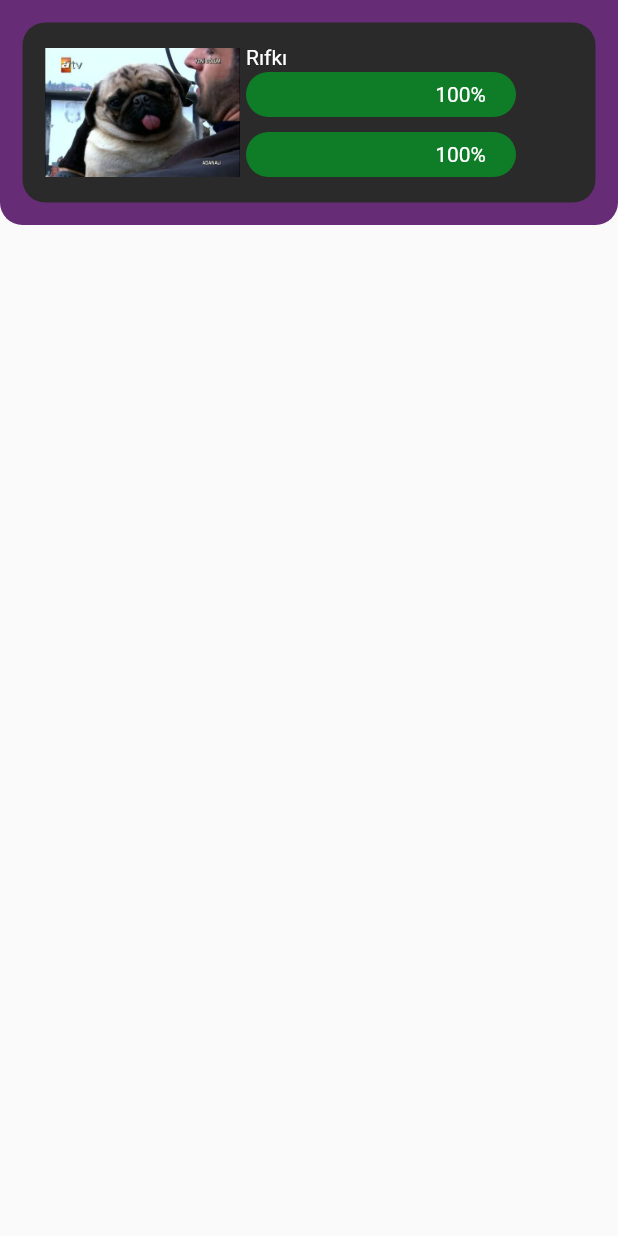
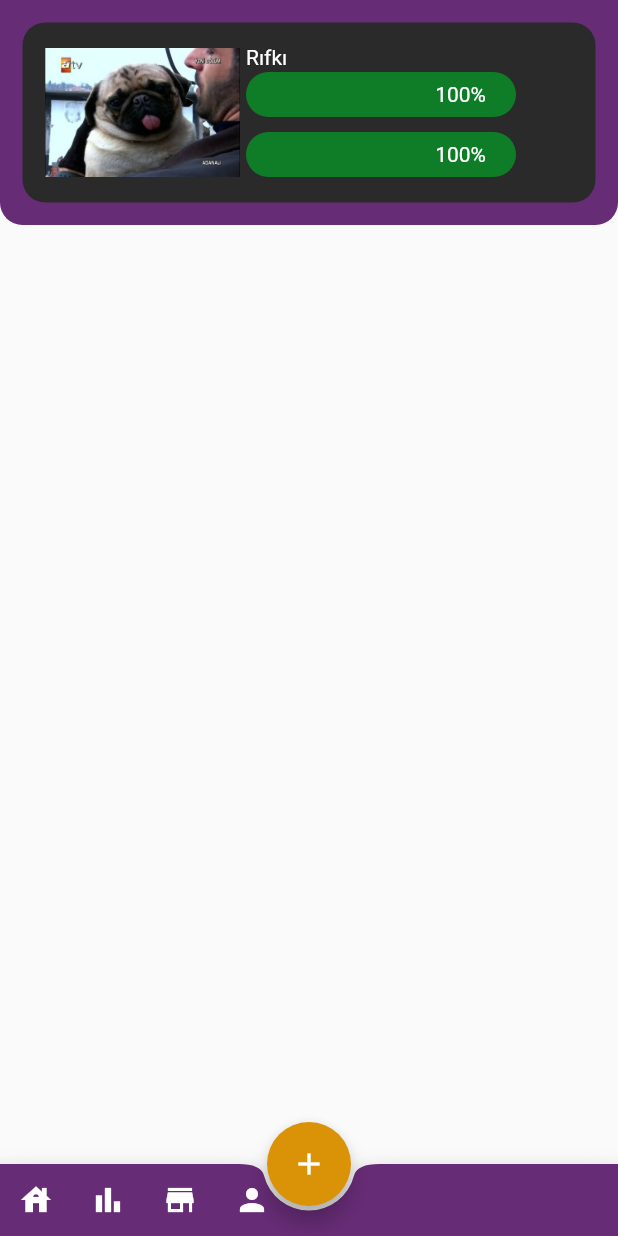
Before and after one commit to cangurdev/PanOut, a Flutter app: the screen it shows after launch, on a phone screen of 412 x 824 dp. Run offline on Flutter 3.47's test engine with Material 2 defaults, Android fonts, the phone set to English and light mode, and no system bars; missing offline and left inert: dart:ffi.

Commit message:
added bottom navbar

```diff
--- /dev/null
+++ b/lib/core/contants/constants.dart
@@ -0,0 +1,9 @@
+
+import 'package:flutter/cupertino.dart';
+
+const kPrimaryColor = Color(0xFF672C76);
+const kSecondaryColor = Color(0xFFFFBF00);
+const kGrayColor = Color(0xFF323232);
+const kBgColor = Color(0xFF2B2A2A);
+const kGreenColor = Color(0xFF0F7D27);
+const kIconColor = Color(0xFFDA9207);
--- a/lib/views/home_view.dart
+++ b/lib/views/home_view.dart
@@ -1,12 +1,51 @@
 import 'dart:ffi';
 
 import 'package:flutter/material.dart';
+import 'package:pan_out/core/contants/constants.dart';
 
 class Home extends StatelessWidget {
   @override
   Widget build(BuildContext context) {
     return Scaffold(
-      body: Container(
+      floatingActionButtonLocation: FloatingActionButtonLocation.centerDocked,
+      floatingActionButton: FloatingActionButton(
+        child: const Icon(Icons.add),
+        backgroundColor: kIconColor,
+        onPressed: () {
+          // Overlay.of(context).insert(entry);
+        },
+      ),
+      bottomNavigationBar: BottomAppBar(
+        color: kPrimaryColor,
+        shape: CircularNotchedRectangle(),
+        notchMargin: 3.0,
+        child: Row(
+          mainAxisSize: MainAxisSize.min,
+          children: <Widget>[
+            IconButton(
+              icon: Icon(Icons.house),
+              color: Colors.white,
+              onPressed: () {},
+            ),
+            IconButton(
+              icon: Icon(Icons.bar_chart),
+              color: Colors.white,
+              onPressed: () {},
+            ),
+            IconButton(
+              icon: Icon(Icons.store),
+              color: Colors.white,
+              onPressed: () {},
+            ),
+            IconButton(
+              icon: Icon(Icons.person),
+              color: Colors.white,
+              onPressed: () {},
+            )
+          ],
+        ),
+      ),
+      body: SafeArea(
         child: Column(
           children: [
             HomeNavbar(),
@@ -29,15 +68,14 @@ class HomeNavbar extends StatelessWidget {
       padding: EdgeInsets.all(15),
       decoration: BoxDecoration(
         borderRadius: BorderRadius.only(
-            bottomLeft: Radius.circular(15),
-            bottomRight: Radius.circular(15)),
-        color: Color(0xFF672C76),
+            bottomLeft: Radius.circular(15), bottomRight: Radius.circular(15)),
+        color: kPrimaryColor,
       ),
       child: Container(
         padding: EdgeInsets.all(15),
         decoration: BoxDecoration(
           borderRadius: BorderRadius.circular(15),
-          color: Color(0xFF2B2A2A),
+          color: kBgColor,
         ),
         child: Row(
           children: [
@@ -61,10 +99,9 @@ class HomeNavbar extends StatelessWidget {
                     width: 180,
                     decoration: BoxDecoration(
                       borderRadius: BorderRadius.circular(30),
-                      color: Color(0xFF0F7D27),
+                      color: kGreenColor,
                     ),
-                    child: Text("100%",
-                        style: TextStyle(color: Colors.white)),
+                    child: Text("100%", style: TextStyle(color: Colors.white)),
                   ),
                   SizedBox(
                     height: 10,
@@ -76,10 +113,9 @@ class HomeNavbar extends StatelessWidget {
                     width: 180,
                     decoration: BoxDecoration(
                       borderRadius: BorderRadius.circular(30),
-                      color: Color(0xFF0F7D27),
+                      color: kGreenColor,
                     ),
-                    child: Text("100%",
-                        style: TextStyle(color: Colors.white)),
+                    child: Text("100%", style: TextStyle(color: Colors.white)),
                   ),
                 ],
               ),
```
